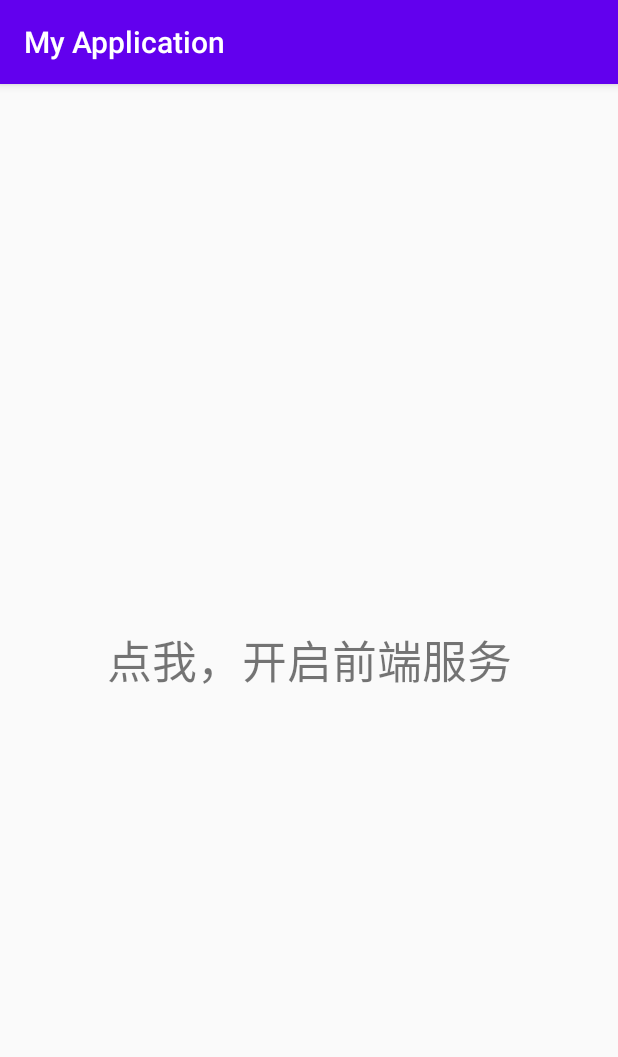
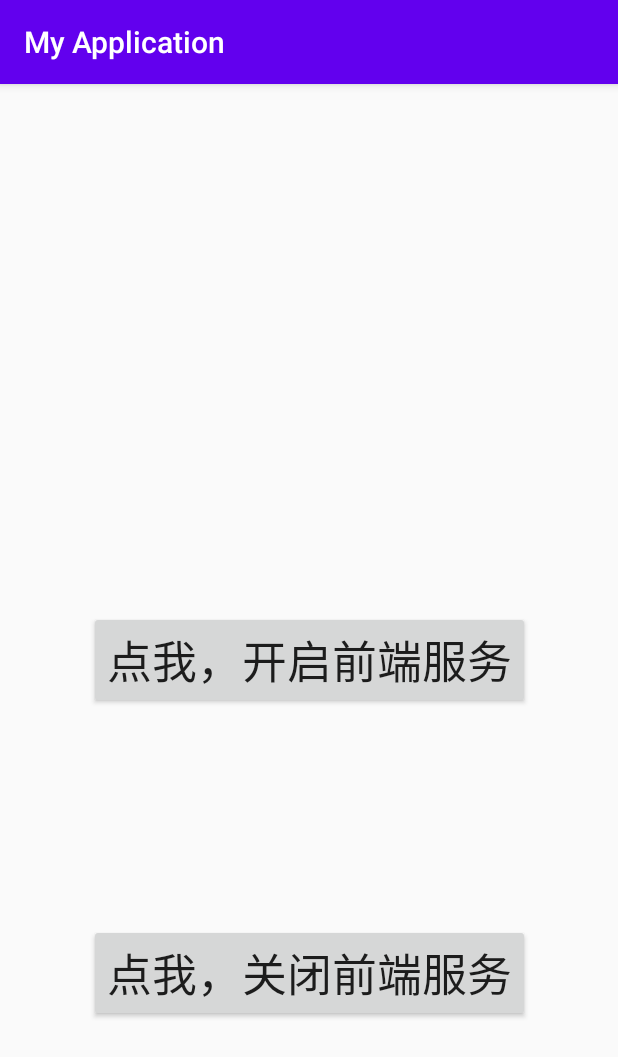
Before and after one commit to FENGZEYOU123/yfz_ForegroundService, an Android app: the screen it shows after launch (MainActivity), on a phone screen of 412 x 824 dp. Shown: the top 1057 px of the screen. Run offline under Robolectric (Android 15) with nearby library versions, the phone set to English and light mode, and no system bars.

Commit message:
关闭服务

```diff
--- a/Main/app/src/main/java/com/yfz/myapplication/MainActivity.java
+++ b/Main/app/src/main/java/com/yfz/myapplication/MainActivity.java
@@ -22,4 +22,12 @@ public class MainActivity extends AppCompatActivity {
             this.startService(service);
         }
     }
+
+    //点击关闭前端服务
+    public void stopService(View view){
+        Intent service = new Intent(getApplicationContext(), ForegroundServiceTest.class);
+        if (Build.VERSION.SDK_INT >= Build.VERSION_CODES.O) {
+            this.stopService(service);
+        }
+    }
 }
--- a/Main/app/src/main/res/layout/activity_main.xml
+++ b/Main/app/src/main/res/layout/activity_main.xml
@@ -6,7 +6,8 @@
     android:layout_height="match_parent"
     tools:context=".MainActivity">
 
-    <TextView
+    <Button
+        android:id="@+id/start_text"
         android:layout_width="wrap_content"
         android:layout_height="wrap_content"
         android:text="点我，开启前端服务"
@@ -17,4 +18,15 @@
         app:layout_constraintRight_toRightOf="parent"
         app:layout_constraintTop_toTopOf="parent" />
 
+    <Button
+        android:layout_width="wrap_content"
+        android:layout_height="wrap_content"
+        android:text="点我，关闭前端服务"
+        android:textSize="30dp"
+        android:onClick="stopService"
+        app:layout_constraintBottom_toBottomOf="parent"
+        app:layout_constraintLeft_toLeftOf="parent"
+        app:layout_constraintRight_toRightOf="parent"
+        app:layout_constraintTop_toBottomOf="@+id/start_text" />
+
 </androidx.constraintlayout.widget.ConstraintLayout>
```
